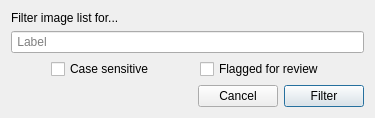
Above: bboxee/gui/filter_dialog.ui from persts/BBoxEE before the change. Below: the same form after it.
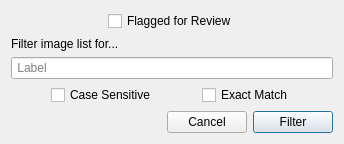
That is the form after the change.

Diff of the .ui file:
```diff
--- a/bboxee/gui/filter_dialog.ui
+++ b/bboxee/gui/filter_dialog.ui
@@ -22,6 +22,43 @@
    </property>
    <item>
     <layout class="QVBoxLayout" name="verticalLayout">
+     <item>
+      <layout class="QHBoxLayout" name="horizontalLayout_4">
+       <item>
+        <spacer name="horizontalSpacer_5">
+         <property name="orientation">
+          <enum>Qt::Horizontal</enum>
+         </property>
+         <property name="sizeHint" stdset="0">
+          <size>
+           <width>40</width>
+           <height>20</height>
+          </size>
+         </property>
+        </spacer>
+       </item>
+       <item>
+        <widget class="QCheckBox" name="cb_flagged">
+         <property name="text">
+          <string>Flagged for Review</string>
+         </property>
+        </widget>
+       </item>
+       <item>
+        <spacer name="horizontalSpacer_6">
+         <property name="orientation">
+          <enum>Qt::Horizontal</enum>
+         </property>
+         <property name="sizeHint" stdset="0">
+          <size>
+           <width>40</width>
+           <height>20</height>
+          </size>
+         </property>
+        </spacer>
+       </item>
+      </layout>
+     </item>
      <item>
       <widget class="QLabel" name="label">
        <property name="text">
@@ -60,7 +97,7 @@
        <item>
         <widget class="QCheckBox" name="cb_case_sensitive">
          <property name="text">
-          <string>Case sensitive</string>
+          <string>Case Sensitive</string>
          </property>
         </widget>
        </item>
@@ -78,9 +115,9 @@
         </spacer>
        </item>
        <item>
-        <widget class="QCheckBox" name="cb_flagged">
+        <widget class="QCheckBox" name="cb_exact_match">
          <property name="text">
-          <string>Flagged for review</string>
+          <string>Exact Match</string>
          </property>
         </widget>
        </item>
```
